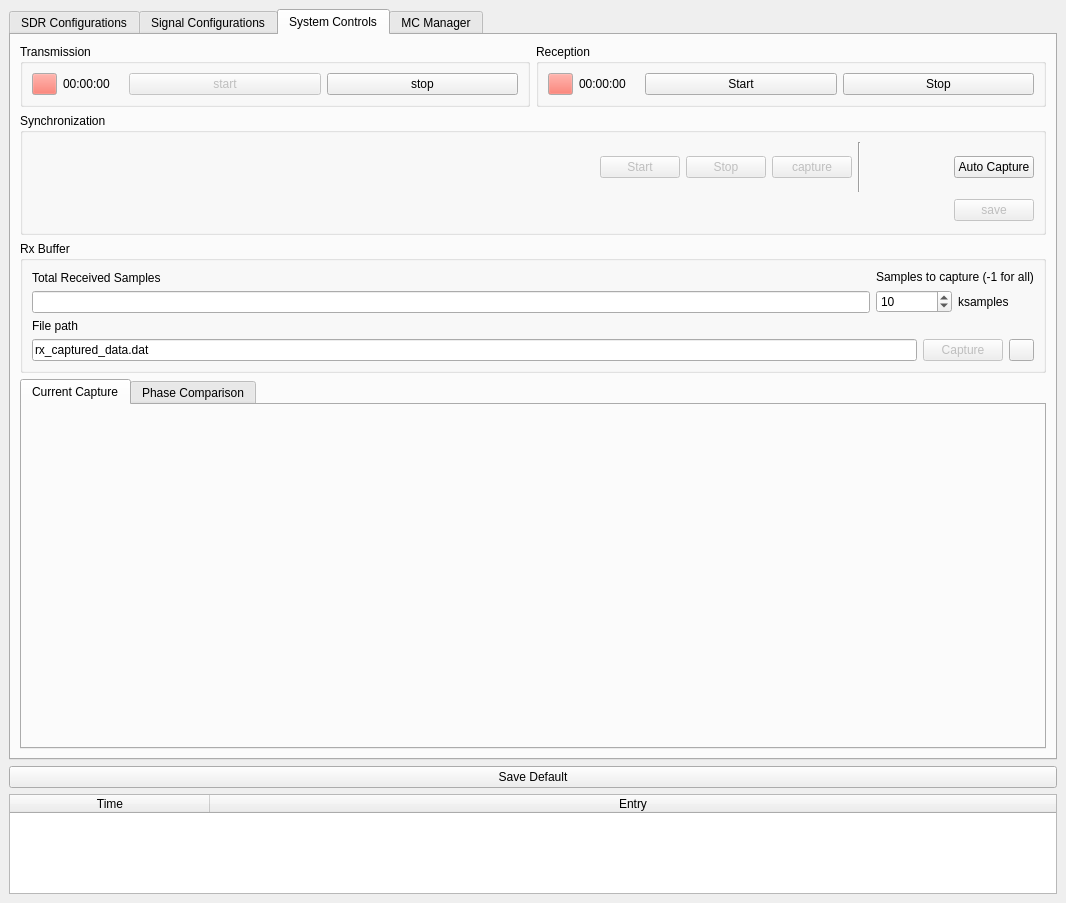
Above: caa_project/maingui.ui from jranstrom/usrp_caa_ui before the change. Below: the same form after it.
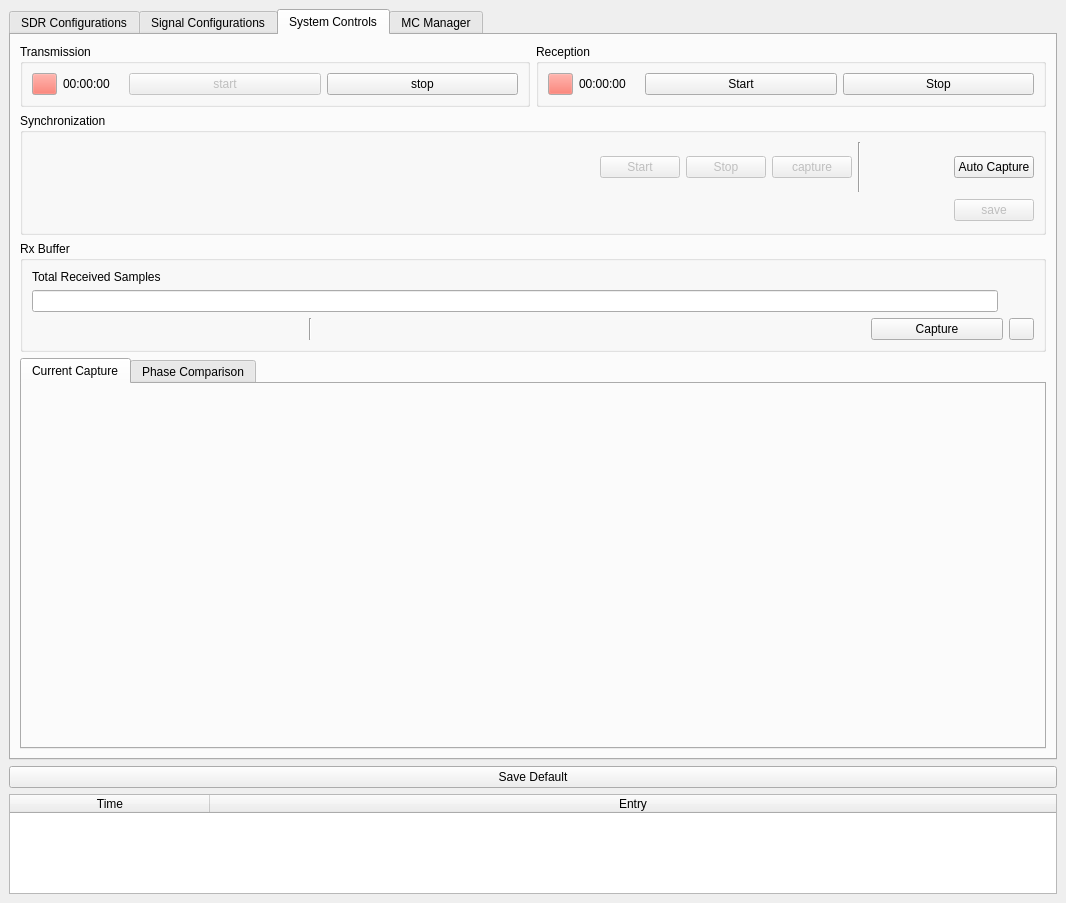
That is the form after the change. The open tabs and pages were chosen to show the change. Custom widgets are drawn as their Qt base class.

Commit message: Added functionallity to independent capture (only csv format works now)

Patch:
```diff
--- a/caa_project/maingui.ui
+++ b/caa_project/maingui.ui
@@ -1257,39 +1257,14 @@
                 </layout>
                </item>
                <item>
-                <layout class="QVBoxLayout" name="verticalLayout">
-                 <item>
-                  <widget class="QLabel" name="label_15">
-                   <property name="text">
-                    <string>Samples to capture (-1 for all)</string>
-                   </property>
-                  </widget>
-                 </item>
-                 <item>
-                  <layout class="QHBoxLayout" name="horizontalLayout_24">
-                   <item>
-                    <widget class="QSpinBox" name="spinBox_capture_samples">
-                     <property name="minimum">
-                      <number>-1</number>
-                     </property>
-                     <property name="maximum">
-                      <number>10000</number>
-                     </property>
-                     <property name="value">
-                      <number>10</number>
-                     </property>
-                    </widget>
-                   </item>
-                   <item>
-                    <widget class="QLabel" name="label_10">
-                     <property name="text">
-                      <string>ksamples</string>
-                     </property>
-                    </widget>
-                   </item>
-                  </layout>
-                 </item>
-                </layout>
+                <widget class="LabelandFieldWidget" name="lafw_indep_cap_filepath" native="true">
+                 <property name="minimumSize">
+                  <size>
+                   <width>30</width>
+                   <height>0</height>
+                  </size>
+                 </property>
+                </widget>
                </item>
               </layout>
              </item>
@@ -1297,26 +1272,79 @@
               <layout class="QHBoxLayout" name="horizontalLayout_23">
                <item>
                 <layout class="QVBoxLayout" name="verticalLayout_25">
-                 <item>
-                  <widget class="QLabel" name="label_11">
-                   <property name="text">
-                    <string>File path</string>
-                   </property>
-                  </widget>
-                 </item>
                  <item>
                   <layout class="QHBoxLayout" name="horizontalLayout_17">
                    <item>
-                    <widget class="QLineEdit" name="lineEdit_buffer_file_capture_path">
-                     <property name="text">
-                      <string>rx_captured_data.dat</string>
+                    <widget class="LabelandSpinBoxWidget" name="lasbw_class_indep_max" native="true">
+                     <property name="minimumSize">
+                      <size>
+                       <width>25</width>
+                       <height>0</height>
+                      </size>
+                     </property>
+                    </widget>
+                   </item>
+                   <item>
+                    <widget class="LabelandSpinBoxWidget" name="lasbw_indep_cap_smpl_max" native="true">
+                     <property name="minimumSize">
+                      <size>
+                       <width>25</width>
+                       <height>0</height>
+                      </size>
+                     </property>
+                    </widget>
+                   </item>
+                   <item>
+                    <widget class="Line" name="line_6">
+                     <property name="orientation">
+                      <enum>Qt::Vertical</enum>
+                     </property>
+                    </widget>
+                   </item>
+                   <item>
+                    <widget class="LabelandSpinBoxWidget" name="lasbw_indep_capture_length" native="true">
+                     <property name="minimumSize">
+                      <size>
+                       <width>25</width>
+                       <height>0</height>
+                      </size>
+                     </property>
+                    </widget>
+                   </item>
+                   <item>
+                    <widget class="LabelandSpinBoxWidget" name="lasbw_class_indep_capture" native="true">
+                     <property name="minimumSize">
+                      <size>
+                       <width>25</width>
+                       <height>0</height>
+                      </size>
+                     </property>
+                    </widget>
+                   </item>
+                   <item>
+                    <widget class="LabelandSpinBoxWidget" name="lasbw_indep_capture_sample" native="true">
+                     <property name="minimumSize">
+                      <size>
+                       <width>25</width>
+                       <height>0</height>
+                      </size>
+                     </property>
+                    </widget>
+                   </item>
+                   <item>
+                    <widget class="LabelandCheckboxWidget" name="lacb_indep_capture_auto" native="true">
+                     <property name="minimumSize">
+                      <size>
+                       <width>25</width>
+                       <height>0</height>
+                      </size>
                      </property>
                     </widget>
                    </item>
                    <item>
                     <widget class="QPushButton" name="button_write_buffer_to_file">
                      <property name="enabled">
-                      <bool>false</bool>
+                      <bool>true</bool>
                      </property>
                      <property name="text">
                       <string>Capture</string>
```
Left out of the diff: 6 changed lines with no effect on the pictures. The commit also changes 8 other files.
